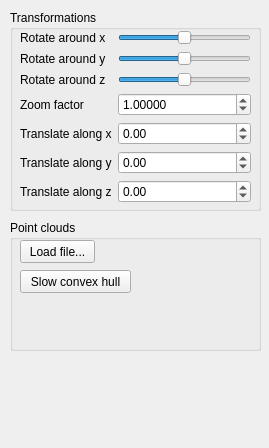
Before: the Qt Designer form SideWidget.ui in sekmet64/cga, drawn with Qt 5.
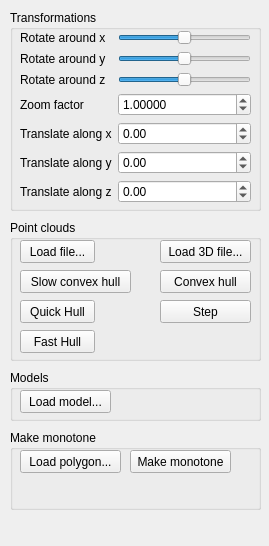
After: the same form once the commit is applied.

Commit message: 'convex_hull'

Patch:
```diff
--- a/SideWidget.ui
+++ b/SideWidget.ui
@@ -7,7 +7,7 @@
     <x>0</x>
     <y>0</y>
     <width>269</width>
-    <height>448</height>
+    <height>546</height>
    </rect>
   </property>
   <property name="sizePolicy">
@@ -223,7 +223,7 @@
      <x>10</x>
      <y>220</y>
      <width>251</width>
-     <height>131</height>
+     <height>141</height>
     </rect>
    </property>
    <property name="title">
@@ -253,6 +253,136 @@
     </property>
     <property name="text">
      <string>Slow convex hull</string>
+    </property>
+   </widget>
+   <widget class="QPushButton" name="quick_hull_button">
+    <property name="geometry">
+     <rect>
+      <x>10</x>
+      <y>80</y>
+      <width>75</width>
+      <height>23</height>
+     </rect>
+    </property>
+    <property name="text">
+     <string>Quick Hull</string>
+    </property>
+   </widget>
+   <widget class="QPushButton" name="fast_hull_button">
+    <property name="geometry">
+     <rect>
+      <x>10</x>
+      <y>110</y>
+      <width>75</width>
+      <height>23</height>
+     </rect>
+    </property>
+    <property name="text">
+     <string>Fast Hull</string>
+    </property>
+   </widget>
+   <widget class="QPushButton" name="load_3d_button">
+    <property name="geometry">
+     <rect>
+      <x>150</x>
+      <y>20</y>
+      <width>91</width>
+      <height>23</height>
+     </rect>
+    </property>
+    <property name="text">
+     <string>Load 3D file...</string>
+    </property>
+   </widget>
+   <widget class="QPushButton" name="convex_3d_button">
+    <property name="geometry">
+     <rect>
+      <x>150</x>
+      <y>50</y>
+      <width>91</width>
+      <height>23</height>
+     </rect>
+    </property>
+    <property name="text">
+     <string>Convex hull</string>
+    </property>
+   </widget>
+   <widget class="QPushButton" name="step_button">
+    <property name="geometry">
+     <rect>
+      <x>150</x>
+      <y>80</y>
+      <width>91</width>
+      <height>23</height>
+     </rect>
+    </property>
+    <property name="text">
+     <string>Step</string>
+    </property>
+   </widget>
+  </widget>
+  <widget class="QGroupBox" name="groupBox_3">
+   <property name="geometry">
+    <rect>
+     <x>10</x>
+     <y>370</y>
+     <width>251</width>
+     <height>51</height>
+    </rect>
+   </property>
+   <property name="title">
+    <string>Models</string>
+   </property>
+   <widget class="QPushButton" name="load_model_button">
+    <property name="geometry">
+     <rect>
+      <x>10</x>
+      <y>20</y>
+      <width>91</width>
+      <height>23</height>
+     </rect>
+    </property>
+    <property name="text">
+     <string>Load model...</string>
+    </property>
+   </widget>
+  </widget>
+  <widget class="QGroupBox" name="groupBox_4">
+   <property name="geometry">
+    <rect>
+     <x>10</x>
+     <y>430</y>
+     <width>251</width>
+     <height>80</height>
+    </rect>
+   </property>
+   <property name="title">
+    <string>Make monotone</string>
+   </property>
+   <widget class="QPushButton" name="load_polygon">
+    <property name="geometry">
+     <rect>
+      <x>10</x>
+      <y>20</y>
+      <width>101</width>
+      <height>23</height>
+     </rect>
+    </property>
+    <property name="text">
+     <string>Load polygon...</string>
+    </property>
+   </widget>
+   <widget class="QPushButton" name="pushButton_2">
+    <property name="geometry">
+     <rect>
+      <x>120</x>
+      <y>20</y>
+      <width>101</width>
+      <height>23</height>
+     </rect>
+    </property>
+    <property name="text">
+     <string>Make monotone</string>
     </property>
    </widget>
   </widget>
```
The commit also changes 36 other files.
